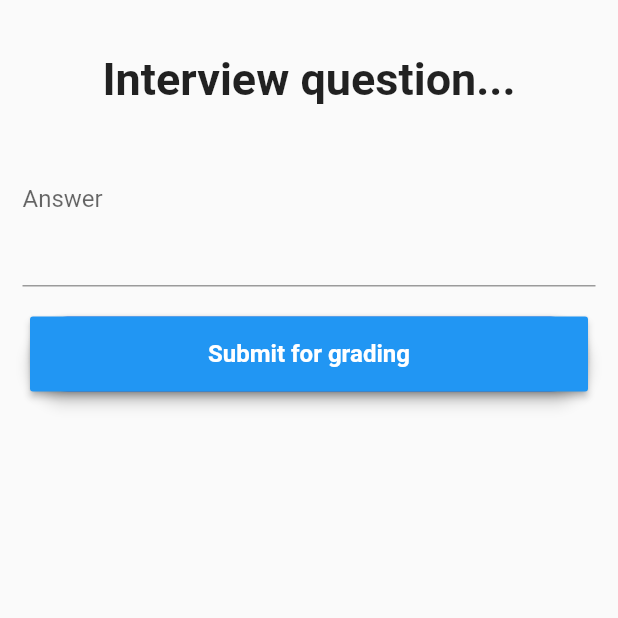
After one commit to RKarkala/CodeCompass, a Flutter app: the screen it shows after launch, after a tap on "Interview Question", on a phone screen of 412 x 824 dp, the top half of it. The commit adds this screen. Run offline on Flutter 3.47's test engine with Material 2 defaults, Android fonts, the phone set to English and light mode, and no system bars.

Commit message:
updated clicked

```diff
--- /dev/null
+++ b/lib/interview.dart
@@ -0,0 +1,34 @@
+import 'package:code_compass/interview_clicked.dart';
+import 'package:flutter/material.dart';
+
+import 'package:flutter/material.dart';
+
+class Interview extends StatefulWidget {
+  @override
+  State<StatefulWidget> createState() {
+    return _Interview();
+  }
+}
+
+class _Interview extends State<Interview> {
+  List<String> _products = ['Laptop'];
+  @override
+  Widget build(BuildContext context) {
+    return MaterialApp(
+      home: Scaffold(
+        body: Column(children: [
+          Container(
+              margin: EdgeInsets.all(10.0),
+              child: RaisedButton(
+                  onPressed: () {
+                    Navigator.push(
+                      context,
+                      MaterialPageRoute(builder: (context) => InterviewClicked()),
+                    );
+                  },
+                  child: Text('Interview Question'))),
+        ]),
+      ),
+    );
+  }
+}
--- /dev/null
+++ b/lib/interview_clicked.dart
@@ -0,0 +1,92 @@
+import 'package:code_compass/progress_button/reveal_progress_button.dart';
+import 'package:flutter/material.dart';
+
+class InterviewClicked extends StatefulWidget {
+  @override
+  State<StatefulWidget> createState() {
+    return _InterviewClicked();
+  }
+}
+
+class _InterviewClicked extends State<InterviewClicked> {
+  String description = '';
+  var children = [];
+  String done = '';
+  var opa = 0.0;
+
+  callback(newDone) {
+    setState(() {
+      done = newDone;
+      opa = 1.0;
+      print(description);
+    });
+  }
+
+  @override
+  Widget build(BuildContext context) {
+    return MaterialApp(
+        home: Scaffold(
+      body: SingleChildScrollView(
+        child: Column(children: [
+          Center(
+            child: Container(
+                margin: EdgeInsets.only(top: 35),
+                child: Text(
+                  "Interview question...",
+                  style: TextStyle(fontWeight: FontWeight.bold, fontSize: 30),
+                )), //use backend to fix
+          ),
+          Container(
+              margin: EdgeInsets.only(left: 15, right: 15, top: 5),
+              child: TextField(
+                decoration: InputDecoration(
+                  labelText: 'Answer',
+                ),
+                maxLines: 4,
+                onChanged: (String value) {
+                  description = value;
+                },
+              )),
+
+      Container(
+            margin: EdgeInsets.all(20),
+            child: RevealProgressButton(done, callback),
+          ),
+          Opacity(opacity: opa,child:Container(
+              decoration: new BoxDecoration(
+                  borderRadius: BorderRadius.all(Radius.circular(10)),
+                  color: Colors.white,
+                  boxShadow: [
+                    new BoxShadow(
+                      color: Color(0xffE2E2E2),
+                      blurRadius: 6,
+                      spreadRadius: 1,
+                    )
+                  ]),
+              width: MediaQuery.of(context).size.width * .90,
+              height: 250,
+              child: Column(
+                children: <Widget>[
+                  SizedBox(
+                    height: 10,
+                  ),
+                  Center(
+                    child: Text(
+                      "Result",
+                      style: TextStyle(color: Colors.grey, fontSize: 20),
+                    ),
+                  ),
+                  SizedBox(
+                    height: 10,
+                  ),
+                  Text(
+                    "You got {amount correct} right, here is the feedback from your mentor. \nmentor stuff",
+                    style: TextStyle(color: Colors.grey, fontSize: 15),
+                  )
+                ],
+              )) ),
+        ]),
+      ),
+    ));
+  }
+}
--- a/lib/main.dart
+++ b/lib/main.dart
@@ -1,3 +1,4 @@
+import 'package:code_compass/interview.dart';
 import 'package:flutter/material.dart';
 import 'widgets.dart';
 void main() => runApp(MyApp());
@@ -10,10 +11,11 @@ class MyApp extends StatelessWidget {
       home: DefaultTabController(
         length: 2,
         child: Scaffold(
+
           appBar: new GetAppBar(),
           body: TabBarView(
             children: [
-              Icon(Icons.directions_car),
+              Interview(),
               Icon(Icons.directions_transit)
             ],
           ),
--- /dev/null
+++ b/lib/progress_button/progress_button.dart
@@ -0,0 +1,123 @@
+import 'package:flutter/material.dart';
+import 'dart:async';
+
+class ProgressButton extends StatefulWidget {
+  final Function callback;
+
+  ProgressButton(this.callback);
+
+  @override
+  State<StatefulWidget> createState() => _ProgressButtonState();
+}
+
+class _ProgressButtonState extends State<ProgressButton>
+    with TickerProviderStateMixin {
+  bool _isPressed = false, _animatingReveal = false;
+  int _state = 0;
+  double _width = double.infinity;
+  Animation _animation;
+  GlobalKey _globalKey = GlobalKey();
+  AnimationController _controller;
+
+  @override
+  void deactivate() {
+    reset();
+    super.deactivate();
+  }
+
+  @override
+  dispose() {
+    _controller.dispose();
+    super.dispose();
+  }
+
+  @override
+  Widget build(BuildContext context) {
+    return PhysicalModel(
+        color: Color(0xFF3F70DC),
+        elevation: calculateElevation(),
+        borderRadius: BorderRadius.circular(50.0),
+        child: Container(
+          key: _globalKey,
+          height: 50.0,
+          width: _width,
+          child: RaisedButton(
+            padding: EdgeInsets.all(0.0),
+            color: _state == 2 ? Colors.green : Colors.blue,
+            child: buildButtonChild(),
+            onPressed: () {  setState(() {
+              _isPressed = true;
+              if (_state == 0) {
+                animateButton();
+              }
+            });},
+            onHighlightChanged: (isPressed) {
+
+            },
+          ),
+        ));
+  }
+
+  void animateButton() {
+    double initialWidth = _globalKey.currentContext.size.width;
+
+    _controller =
+        AnimationController(duration: Duration(milliseconds: 300), vsync: this);
+    _animation = Tween(begin: 0.0, end: 1.0).animate(_controller)
+      ..addListener(() {
+        setState(() {
+          _width = initialWidth - ((initialWidth - 48.0) * _animation.value);
+        });
+      });
+    _controller.forward();
+
+    setState(() {
+      _state = 1;
+    });
+
+    Timer(Duration(milliseconds: 3300), () {
+      setState(() {
+        _state = 2;
+      });
+    });
+
+    Timer(Duration(milliseconds: 3600), () {
+      _animatingReveal = true;
+      widget.callback();
+    });
+  }
+
+  Widget buildButtonChild() {
+    if (_state == 0) {
+      return Text(
+        'Submit for grading',
+        style: TextStyle(color: Colors.white,fontSize: 16,fontWeight: FontWeight.w600),
+      );
+    } else if (_state == 1) {
+      return SizedBox(
+        height: 36.0,
+        width: 36.0,
+        child: CircularProgressIndicator(
+          value: null,
+          valueColor: AlwaysStoppedAnimation<Color>(Colors.white),
+        ),
+      );
+    } else {
+      return Icon(Icons.check, color: Colors.white);
+    }
+  }
+
+  double calculateElevation() {
+    if (_animatingReveal) {
+      return 0.0;
+    } else {
+      return _isPressed ? 6.0 : 4.0;
+    }
+  }
+
+  void reset() {
+    _width = double.infinity;
+    _animatingReveal = false;
+    _state = 0;
+  }
+}
--- /dev/null
+++ b/lib/progress_button/reveal_progress_button.dart
@@ -0,0 +1,65 @@
+import 'package:code_compass/progress_button/progress_button.dart';
+import 'package:code_compass/progress_button/reveal_progress_button_painter.dart';
+import 'package:flutter/material.dart';
+
+
+class RevealProgressButton extends StatefulWidget {
+  var callback;
+
+  var newDone;
+
+  RevealProgressButton(this.newDone, this.callback);
+  @override
+  State<StatefulWidget> createState() => _RevealProgressButtonState();
+}
+
+class _RevealProgressButtonState extends State<RevealProgressButton>
+    with TickerProviderStateMixin {
+  Animation<double> _animation;
+  AnimationController _controller;
+  double _fraction = 0.0;
+
+  @override
+  Widget build(BuildContext context) {
+    return CustomPaint(
+      child: ProgressButton(reveal),
+    );
+  }
+
+  @override
+  void deactivate() {
+    reset();
+    super.deactivate();
+  }
+
+  @override
+  dispose() {
+    _controller.dispose();
+    super.dispose();
+  }
+
+  void reveal() {
+    _controller = AnimationController(
+        duration: const Duration(milliseconds: 200), vsync: this);
+    _animation = Tween(begin: 0.0, end: 1.0).animate(_controller)
+      ..addListener(() {
+        setState(() {
+          _fraction = _animation.value;
+        });
+      })
+      ..addStatusListener((AnimationStatus state) {
+    print(state);
+
+if(state == AnimationStatus.completed){
+  widget.callback(AnimationStatus.completed.toString());
+}
+
+      });
+    _controller.forward();
+  }
+
+  void reset() {
+    _fraction = 0.0;
+  }
+
+}
```
Also changed, not shown: lib/gradient_btn.dart (added, +43 -0 lines), lib/progress_button/reveal_progress_button_painter.dart (added, +29 -0 lines).
